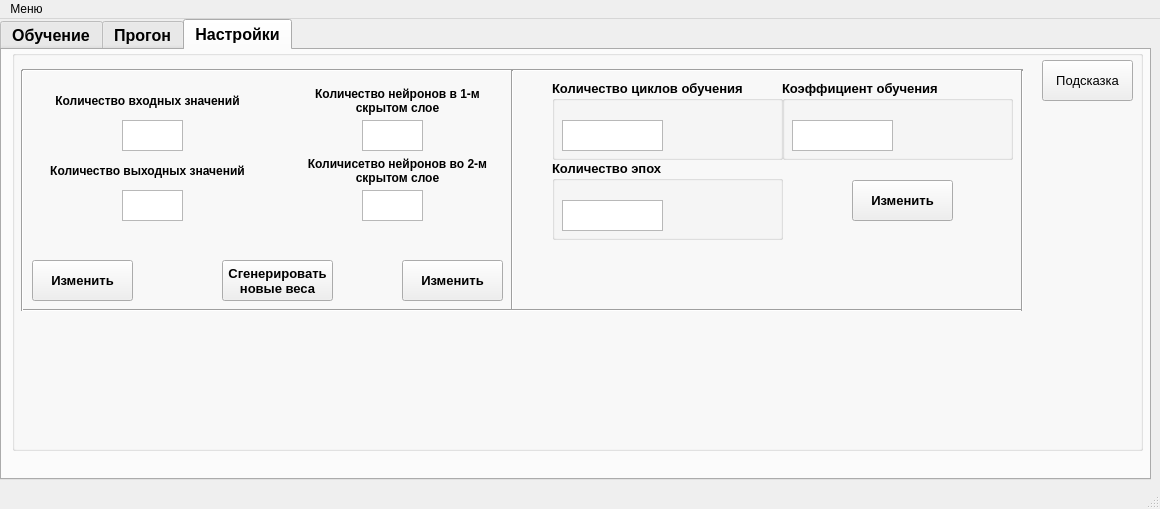
Before: the Qt Designer form shield.ui in ILTZ/NNGUI, drawn with Qt 5.
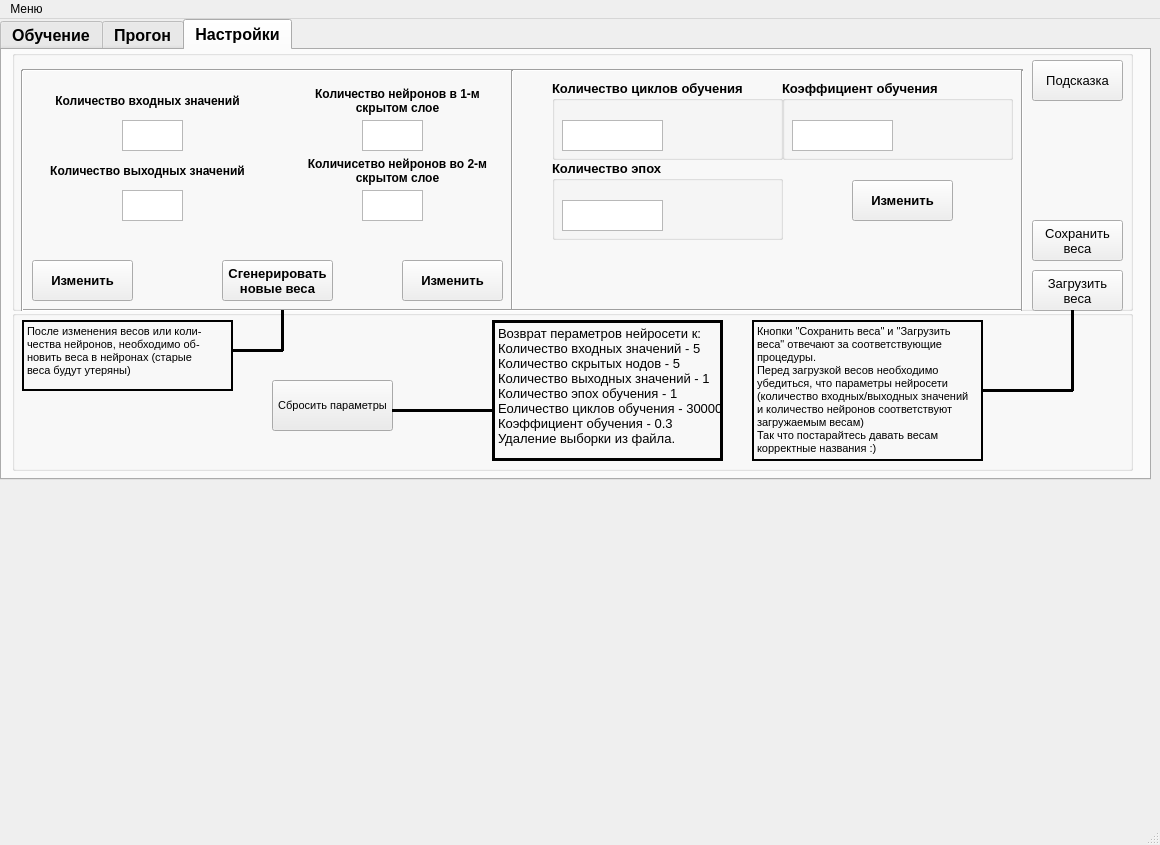
After: the same form once the commit is applied. The open tabs and pages were chosen to show the change. Icons and pictures are not drawn.

What changed in the file:
```diff
--- a/shield.ui
+++ b/shield.ui
@@ -7,7 +7,7 @@
     <x>0</x>
     <y>0</y>
     <width>1160</width>
-    <height>509</height>
+    <height>845</height>
    </rect>
   </property>
   <property name="windowTitle">
@@ -168,26 +168,6 @@
         </property>
        </widget>
       </widget>
-      <widget class="QPushButton" name="clearBtn">
-       <property name="geometry">
-        <rect>
-         <x>400</x>
-         <y>310</y>
-         <width>121</width>
-         <height>51</height>
-        </rect>
-       </property>
-       <property name="font">
-        <font>
-         <pointsize>8</pointsize>
-         <weight>50</weight>
-         <bold>false</bold>
-        </font>
-       </property>
-       <property name="text">
-        <string>Сбросить параметры</string>
-       </property>
-      </widget>
       <widget class="QPushButton" name="learnStartBtn">
        <property name="geometry">
         <rect>
@@ -360,70 +340,6 @@
        <property name="flat">
         <bool>false</bool>
        </property>
-       <widget class="Line" name="line_13">
-        <property name="geometry">
-         <rect>
-          <x>520</x>
-          <y>330</y>
-          <width>101</width>
-          <height>20</height>
-         </rect>
-        </property>
-        <property name="frameShadow">
-         <enum>QFrame::Plain</enum>
-        </property>
-        <property name="lineWidth">
-         <number>3</number>
-        </property>
-        <property name="orientation">
-         <enum>Qt::Horizontal</enum>
-        </property>
-       </widget>
-       <widget class="QLabel" name="label_4">
-        <property name="geometry">
-         <rect>
-          <x>620</x>
-          <y>270</y>
-          <width>231</width>
-          <height>141</height>
-         </rect>
-        </property>
-        <property name="font">
-         <font>
-          <pointsize>10</pointsize>
-          <weight>50</weight>
-          <bold>false</bold>
-         </font>
-        </property>
-        <property name="frameShape">
-         <enum>QFrame::Box</enum>
-        </property>
-        <property name="frameShadow">
-         <enum>QFrame::Plain</enum>
-        </property>
-        <property name="lineWidth">
-         <number>3</number>
-        </property>
-        <property name="text">
-         <string>Возврат пераметров нейросети к:
-Количество входных значений - 5
-Количество скрытых нодов - 5
-Количество выходных значений - 1
-Количество эпох обучения - 1
-Еоличество циклов обучения - 30000
-Коэффициент обучения - 0.3
-Удаление выборки из файла.</string>
-        </property>
-        <property name="textFormat">
-         <enum>Qt::AutoText</enum>
-        </property>
-        <property name="alignment">
-         <set>Qt::AlignLeading|Qt::AlignLeft|Qt::AlignTop</set>
-        </property>
-        <property name="wordWrap">
-         <bool>false</bool>
-        </property>
-       </widget>
        <widget class="QLabel" name="label_7">
         <property name="geometry">
          <rect>
@@ -731,11 +647,11 @@
         </widget>
        </widget>
       </widget>
-      <widget class="QPushButton" name="LoadWeightsBtn">
+      <widget class="QPushButton" name="StopBtn">
        <property name="geometry">
         <rect>
-         <x>1030</x>
-         <y>380</y>
+         <x>510</x>
+         <y>170</y>
          <width>91</width>
          <height>41</height>
         </rect>
@@ -748,29 +664,7 @@
         </font>
        </property>
        <property name="text">
-        <string>Загрузить
-веса</string>
-       </property>
-      </widget>
-      <widget class="QPushButton" name="SaveWeightsBtn">
-       <property name="geometry">
-        <rect>
-         <x>1030</x>
-         <y>330</y>
-         <width>91</width>
-         <height>41</height>
-        </rect>
-       </property>
-       <property name="font">
-        <font>
-         <pointsize>10</pointsize>
-         <weight>50</weight>
-         <bold>false</bold>
-        </font>
-       </property>
-       <property name="text">
-        <string>Сохранить
-веса</string>
+        <string>Стоп</string>
        </property>
       </widget>
      </widget>
@@ -952,8 +846,8 @@
        <rect>
         <x>10</x>
         <y>0</y>
-        <width>1131</width>
-        <height>401</height>
+        <width>1121</width>
+        <height>261</height>
        </rect>
       </property>
       <property name="font">
@@ -1215,7 +1109,7 @@
       <widget class="QPushButton" name="setingsFAQBtn">
        <property name="geometry">
         <rect>
-         <x>1030</x>
+         <x>1020</x>
          <y>10</y>
          <width>91</width>
          <height>41</height>
@@ -1354,6 +1248,48 @@
         <string>Изменить</string>
        </property>
       </widget>
+      <widget class="QPushButton" name="SaveWeightsBtn">
+       <property name="geometry">
+        <rect>
+         <x>1020</x>
+         <y>170</y>
+         <width>91</width>
+         <height>41</height>
+        </rect>
+       </property>
+       <property name="font">
+        <font>
+         <pointsize>10</pointsize>
+         <weight>50</weight>
+         <bold>false</bold>
+        </font>
+       </property>
+       <property name="text">
+        <string>Сохранить
+веса</string>
+       </property>
+      </widget>
+      <widget class="QPushButton" name="LoadWeightsBtn">
+       <property name="geometry">
+        <rect>
+         <x>1020</x>
+         <y>220</y>
+         <width>91</width>
+         <height>41</height>
+        </rect>
+       </property>
+       <property name="font">
+        <font>
+         <pointsize>10</pointsize>
+         <weight>50</weight>
+         <bold>false</bold>
+        </font>
+       </property>
+       <property name="text">
+        <string>Загрузить
+веса</string>
+       </property>
+      </widget>
       <zorder>epochsGroupBox</zorder>
       <zorder>label</zorder>
       <zorder>hNodesIn</zorder>
@@ -1375,6 +1311,245 @@
       <zorder>label_6</zorder>
       <zorder>label_8</zorder>
       <zorder>chCountBtn</zorder>
+      <zorder>SaveWeightsBtn</zorder>
+      <zorder>LoadWeightsBtn</zorder>
+     </widget>
+     <widget class="QPushButton" name="clearBtn">
+      <property name="geometry">
+       <rect>
+        <x>270</x>
+        <y>330</y>
+        <width>121</width>
+        <height>51</height>
+       </rect>
+      </property>
+      <property name="font">
+       <font>
+        <pointsize>8</pointsize>
+        <weight>50</weight>
+        <bold>false</bold>
+       </font>
+      </property>
+      <property name="text">
+       <string>Сбросить параметры</string>
+      </property>
+     </widget>
+     <widget class="QGroupBox" name="FAQSettingsBox">
+      <property name="geometry">
+       <rect>
+        <x>10</x>
+        <y>260</y>
+        <width>1121</width>
+        <height>161</height>
+       </rect>
+      </property>
+      <property name="title">
+       <string/>
+      </property>
+      <widget class="QLabel" name="label_9">
+       <property name="geometry">
+        <rect>
+         <x>10</x>
+         <y>10</y>
+         <width>211</width>
+         <height>71</height>
+        </rect>
+       </property>
+       <property name="font">
+        <font>
+         <pointsize>8</pointsize>
+         <weight>50</weight>
+         <bold>false</bold>
+        </font>
+       </property>
+       <property name="frameShape">
+        <enum>QFrame::WinPanel</enum>
+       </property>
+       <property name="text">
+        <string>После изменения весов или коли-
+чества нейронов, необходимо об-
+новить веса в нейронах (старые 
+веса будут утеряны)</string>
+       </property>
+       <property name="alignment">
+        <set>Qt::AlignLeading|Qt::AlignLeft|Qt::AlignTop</set>
+       </property>
+      </widget>
+      <widget class="Line" name="line_15">
+       <property name="geometry">
+        <rect>
+         <x>260</x>
+         <y>0</y>
+         <width>20</width>
+         <height>41</height>
+        </rect>
+       </property>
+       <property name="frameShadow">
+        <enum>QFrame::Plain</enum>
+       </property>
+       <property name="lineWidth">
+        <number>3</number>
+       </property>
+       <property name="orientation">
+        <enum>Qt::Vertical</enum>
+       </property>
+      </widget>
+      <widget class="Line" name="line_16">
+       <property name="geometry">
+        <rect>
+         <x>1050</x>
+         <y>0</y>
+         <width>20</width>
+         <height>81</height>
+        </rect>
+       </property>
+       <property name="frameShadow">
+        <enum>QFrame::Plain</enum>
+       </property>
+       <property name="lineWidth">
+        <number>3</number>
+       </property>
+       <property name="orientation">
+        <enum>Qt::Vertical</enum>
+       </property>
+      </widget>
+      <widget class="Line" name="line_18">
+       <property name="geometry">
+        <rect>
+         <x>970</x>
+         <y>40</y>
+         <width>91</width>
+         <height>81</height>
+        </rect>
+       </property>
+       <property name="frameShadow">
+        <enum>QFrame::Plain</enum>
+       </property>
+       <property name="lineWidth">
+        <number>3</number>
+       </property>
+       <property name="orientation">
+        <enum>Qt::Horizontal</enum>
+       </property>
+      </widget>
+      <widget class="QLabel" name="label_10">
+       <property name="geometry">
+        <rect>
+         <x>740</x>
+         <y>10</y>
+         <width>231</width>
+         <height>141</height>
+        </rect>
+       </property>
+       <property name="font">
+        <font>
+         <pointsize>8</pointsize>
+         <weight>50</weight>
+         <bold>false</bold>
+        </font>
+       </property>
+       <property name="frameShape">
+        <enum>QFrame::WinPanel</enum>
+       </property>
+       <property name="text">
+        <string>Кнопки &quot;Сохранить веса&quot; и &quot;Загрузить
+веса&quot; отвечают за соответствующие
+процедуры.
+Перед загрузкой весов необходимо
+убедиться, что параметры нейросети
+(количество входных/выходных значений
+и количество нейронов соответствуют
+загружаемым весам)
+Так что постарайтесь давать весам 
+корректные названия :)</string>
+       </property>
+       <property name="alignment">
+        <set>Qt::AlignLeading|Qt::AlignLeft|Qt::AlignTop</set>
+       </property>
+      </widget>
+      <widget class="Line" name="line_19">
+       <property name="geometry">
+        <rect>
+         <x>220</x>
+         <y>20</y>
+         <width>51</width>
+         <height>41</height>
+        </rect>
+       </property>
+       <property name="frameShadow">
+        <enum>QFrame::Plain</enum>
+       </property>
+       <property name="lineWidth">
+        <number>3</number>
+       </property>
+       <property name="orientation">
+        <enum>Qt::Horizontal</enum>
+       </property>
+      </widget>
+      <widget class="QLabel" name="label_4">
+       <property name="geometry">
+        <rect>
+         <x>480</x>
+         <y>10</y>
+         <width>231</width>
+         <height>141</height>
+        </rect>
+       </property>
+       <property name="font">
+        <font>
+         <pointsize>10</pointsize>
+         <weight>50</weight>
+         <bold>false</bold>
+        </font>
+       </property>
+       <property name="frameShape">
+        <enum>QFrame::Box</enum>
+       </property>
+       <property name="frameShadow">
+        <enum>QFrame::Plain</enum>
+       </property>
+       <property name="lineWidth">
+        <number>3</number>
+       </property>
+       <property name="text">
+        <string>Возврат пераметров нейросети к:
+Количество входных значений - 5
+Количество скрытых нодов - 5
+Количество выходных значений - 1
+Количество эпох обучения - 1
+Еоличество циклов обучения - 30000
+Коэффициент обучения - 0.3
+Удаление выборки из файла.</string>
+       </property>
+       <property name="textFormat">
+        <enum>Qt::AutoText</enum>
+       </property>
+       <property name="alignment">
+        <set>Qt::AlignLeading|Qt::AlignLeft|Qt::AlignTop</set>
+       </property>
+       <property name="wordWrap">
+        <bool>false</bool>
+       </property>
+      </widget>
+      <widget class="Line" name="line_13">
+       <property name="geometry">
+        <rect>
+         <x>380</x>
+         <y>90</y>
+         <width>101</width>
+         <height>20</height>
+        </rect>
+       </property>
+       <property name="frameShadow">
+        <enum>QFrame::Plain</enum>
+       </property>
+       <property name="lineWidth">
+        <number>3</number>
+       </property>
+       <property name="orientation">
+        <enum>Qt::Horizontal</enum>
+       </property>
+      </widget>
      </widget>
     </widget>
    </widget>
```
Left out of the diff: 38 changed lines with no effect on the pictures.
